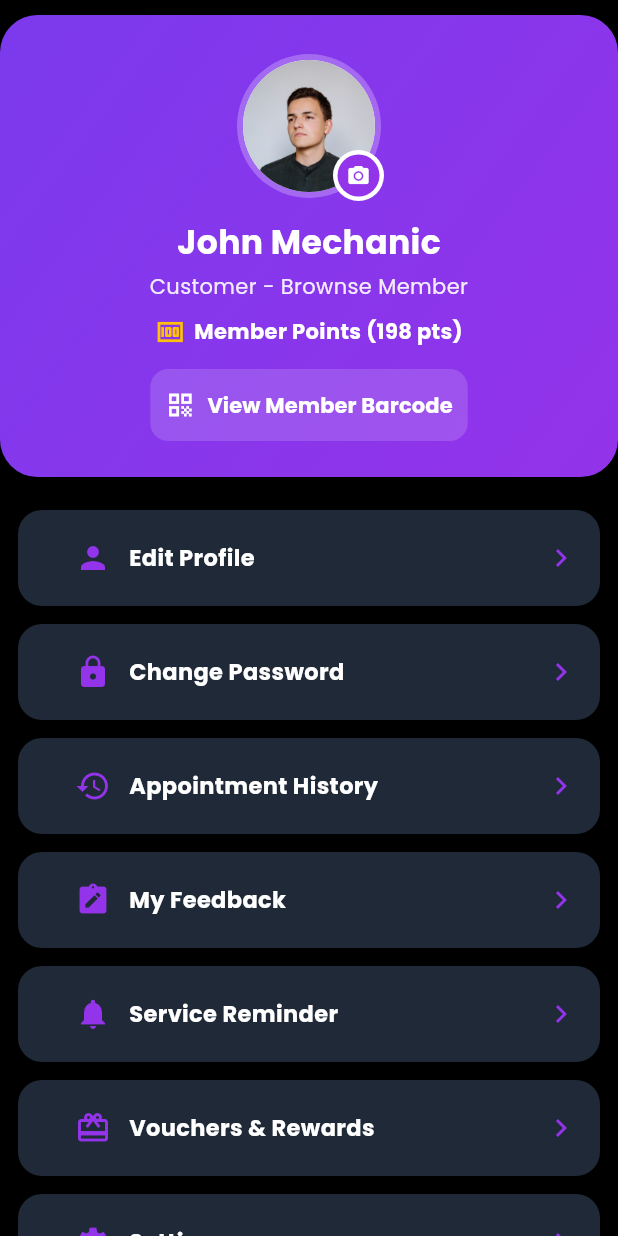
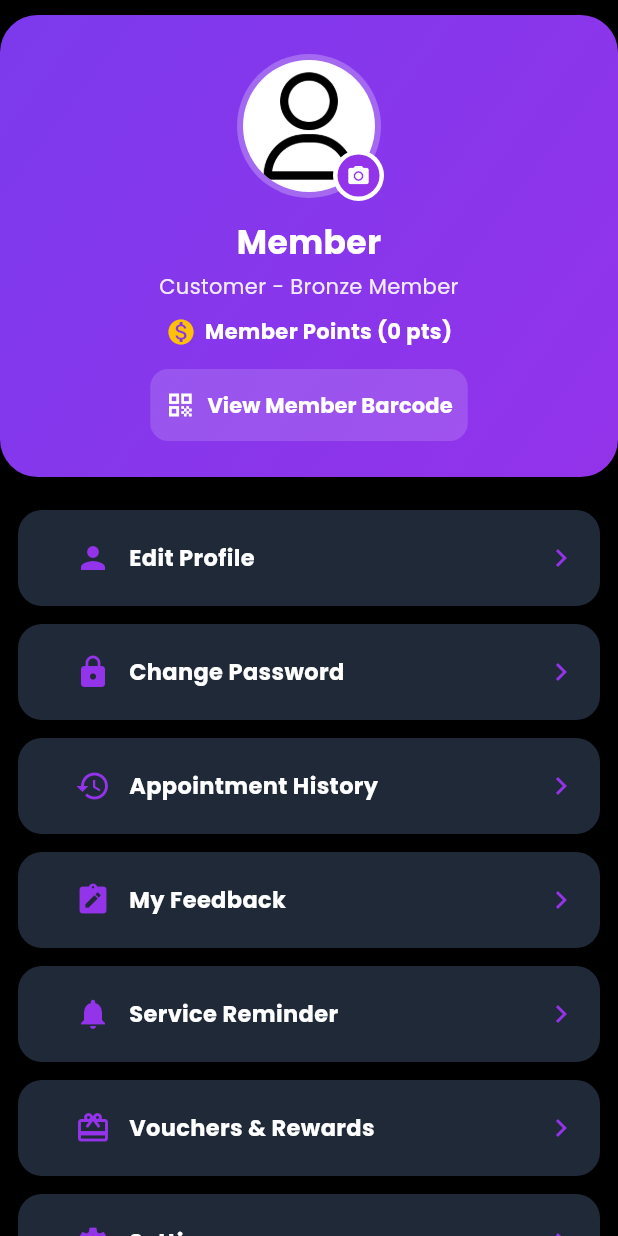
Before and after one commit to CF-0918/Help4u, a Flutter app: the ProfileTab screen opened directly, on a phone screen of 412 x 824 dp. Run offline on Flutter 3.47's test engine with Material 3 defaults, Android fonts, the light colour scheme and no system bars; our stand-ins replace barcode_widget, buttons_tabbar, dotted_border, flutter_local_notifications, flutter_rating_bar, flutter_secure_storage and 6 more; missing offline and left inert: screen_brightness; accounts and stored records are empty; network calls fail.

Commit message:
Initial commit - add Flutter project Help4U

```diff
--- a/lib/TabScreen/ProfileTab.dart
+++ b/lib/TabScreen/ProfileTab.dart
@@ -4,11 +4,16 @@ import 'package:flutter/material.dart';
 import 'package:barcode_widget/barcode_widget.dart';
 import 'package:image_picker/image_picker.dart';
 import 'package:screen_brightness/screen_brightness.dart';
-import 'package:workshop_assignment/Screen/ChangePassword.dart';
-import 'package:workshop_assignment/Screen/EditProfile.dart';
-import 'package:workshop_assignment/Screen/MyFeedback.dart';
-import 'package:workshop_assignment/Screen/Settings.dart';
 
+import 'package:workshop_assignment/Repository/user_repo.dart';
+import 'package:workshop_assignment/authencation/auth_service.dart';
+
+import '../Models/UserProfile.dart';
+
+import '../Screen/ChangePassword.dart';
+import '../Screen/EditProfile.dart';
+import '../Screen/MyFeedback.dart';
+import '../Screen/Settings.dart';
 import '../Screen/LogOut.dart';
 import '../Screen/ServiceReminder.dart';
 
@@ -38,11 +43,11 @@ final List<ProfileTabItem> profileTabsList = [
   ProfileTabItem(icon: Icons.person,        label: 'Edit Profile',        builder: (_) => const EditProfile()),
   ProfileTabItem(icon: Icons.lock,          label: 'Change Password',     builder: (_) => const ChangePassword()),
   ProfileTabItem(icon: Icons.history,       label: 'Appointment History', builder: (_) => const Servicereminder()),
-  ProfileTabItem(icon: Icons.note_alt, label: 'My Feedback',  builder: (_) => const MyFeedback()),
+  ProfileTabItem(icon: Icons.note_alt,      label: 'My Feedback',         builder: (_) => const MyFeedback()),
   ProfileTabItem(icon: Icons.notifications, label: 'Service Reminder',    builder: (_) => const Servicereminder()),
   ProfileTabItem(icon: Icons.card_giftcard, label: 'Vouchers & Rewards',  builder: (_) => const Servicereminder()),
   ProfileTabItem(icon: Icons.settings,      label: 'Settings',            builder: (_) => const Settings()),
-  ProfileTabItem(icon: Icons.logout,        label: 'Log out',builder: (_) => const LogOut()),
+  ProfileTabItem(icon: Icons.logout,        label: 'Log out',             builder: (_) => const LogOut()),
 ];
 
 // ---------- Member barcode overlay ----------
@@ -173,7 +178,43 @@ enum PhotoAction { camera, gallery, remove }
 
 class _ProfileTabState extends State<ProfileTab> {
   final ImagePicker _picker = ImagePicker();
-  t.Uint8List? _avatarBytes; // works on web & mobile
+
+  final _auth = AuthService();
+  final _repo = UserRepository();
+
+  bool _loading = true;
+  UserProfile? _user;
+
+  t.Uint8List? _avatarBytes; // live-picked image (web/mobile safe)
+
+  @override
+  void initState() {
+    super.initState();
+    _loadUser();
+  }
+
+  Future<void> _loadUser() async {
+    try {
+      final uid = _auth.currentUser?.id;
+      if (uid == null) {
+        setState(() {
+          _user = null;
+          _loading = false;
+        });
+        return;
+      }
+      final u = await _repo.fetchUserDetails(uid);
+      if (!mounted) return;
+      setState(() {
+        _user = u;
+        _loading = false;
+      });
+    } catch (_) {
+      if (!mounted) return;
+      setState(() => _loading = false);
+      // Optional: show a snackbar if you want
+    }
+  }
 
   Future<void> _chooseCameraOrLibrary() async {
     final action = await showModalBottomSheet<PhotoAction>(
@@ -183,14 +224,14 @@ class _ProfileTabState extends State<ProfileTab> {
           mainAxisSize: MainAxisSize.min,
           children: [
             ListTile(
-              contentPadding:EdgeInsets.symmetric(vertical: 10,horizontal: 15),
+              contentPadding: const EdgeInsets.symmetric(vertical: 10, horizontal: 15),
               leading: const Icon(Icons.photo_camera),
               title: const Text('Take photo'),
               onTap: () => Navigator.pop(ctx, PhotoAction.camera),
             ),
-            Divider(height: 3,thickness: 2,color: Colors.grey,),
+            const Divider(height: 3, thickness: 2, color: Colors.grey),
             ListTile(
-              contentPadding:EdgeInsets.symmetric(vertical: 10,horizontal: 15),
+              contentPadding: const EdgeInsets.symmetric(vertical: 10, horizontal: 15),
               leading: const Icon(Icons.photo_library),
               title: const Text('Choose from gallery'),
               onTap: () => Navigator.pop(ctx, PhotoAction.gallery),
@@ -226,14 +267,48 @@ class _ProfileTabState extends State<ProfileTab> {
     if (picked == null) return;
 
     final bytes = await picked.readAsBytes();
-    setState(() => _avatarBytes = t.Uint8List.fromList(bytes)); // web-safe
+    setState(() => _avatarBytes = t.Uint8List.fromList(bytes));
+    // NOTE: uploading/saving to storage & updating DB can be added here.
+  }
+
+  ImageProvider _resolveAvatar() {
+    // priority: freshly picked -> user.photoUrl -> placeholder
+    if (_avatarBytes != null) {
+      return MemoryImage(_avatarBytes!);
+    }
+
+    final photoUrl = _user?.profilePicUrl; // <-- adjust to your field name if different (e.g., profilePicture)
+    if (photoUrl != null && photoUrl.trim().isNotEmpty) {
+      return NetworkImage(photoUrl);
+    }
+
+    return const AssetImage('assets/icons/placeholder.png');
   }
 
   @override
   Widget build(BuildContext context) {
     const purple = Color(0xFF9333EA);
 
-    return Scaffold(
+    if (_loading) {
+      return const Scaffold(
+        body: Center(child: CircularProgressIndicator()),
+      );
+    }
+
+    final displayName = (_user?.name?.trim().isNotEmpty ?? false)
+        ? _user!.name
+        : 'Member';
+
+    final memberLevel = (_user?.memberLevel?.trim().isNotEmpty ?? false)
+        ? _user!.memberLevel
+        : 'Bronze Member'; // <-- adjust default if needed
+
+    final points = _user?.points ?? 0;
+
+    final barcodeValue = _user?.uid ?? 'SM-000000';
+
+    return SafeArea(
+      child: Scaffold(
         body: SingleChildScrollView(
           padding: const EdgeInsets.only(bottom: 16),
           child: Column(
@@ -267,10 +342,7 @@ class _ProfileTabState extends State<ProfileTab> {
                             child: CircleAvatar(
                               radius: 44,
                               backgroundColor: Colors.white,
-                            backgroundImage: _avatarBytes != null
-                                ? MemoryImage(_avatarBytes!)
-                                : const AssetImage('assets/images/profile.jpg')
-                            as ImageProvider,
+                              backgroundImage: _resolveAvatar(),
                             ),
                           ),
                         ),
@@ -294,9 +366,9 @@ class _ProfileTabState extends State<ProfileTab> {
                       ],
                     ),
                     const SizedBox(height: 14),
-                  const Text(
-                    "John Mechanic",
-                    style: TextStyle(
+                    Text(
+                      displayName,
+                      style: const TextStyle(
                         fontSize: 22,
                         fontWeight: FontWeight.w800,
                         color: Colors.white,
@@ -304,7 +376,7 @@ class _ProfileTabState extends State<ProfileTab> {
                     ),
                     const SizedBox(height: 4),
                     Text(
-                    "Customer - Brownse Member",
+                      "Customer - $memberLevel", // <-- shows member level
                       style: TextStyle(
                         fontSize: 14,
                         color: Colors.white.withOpacity(0.9),
@@ -312,14 +384,14 @@ class _ProfileTabState extends State<ProfileTab> {
                       textAlign: TextAlign.center,
                     ),
                     const SizedBox(height: 10),
-                  const Row(
+                    Row(
                       mainAxisSize: MainAxisSize.min,
                       children: [
-                      Icon(Icons.money, size: 20, color: Colors.amber),
-                      SizedBox(width: 6),
+                        const Icon(Icons.monetization_on, size: 20, color: Colors.amber),
+                        const SizedBox(width: 6),
                         Text(
-                        "Member Points (198 pts)",
-                        style: TextStyle(
+                          "Member Points ($points pts)", // <-- shows points
+                          style: const TextStyle(
                             color: Colors.white,
                             fontSize: 14,
                             fontWeight: FontWeight.w600,
@@ -338,7 +410,7 @@ class _ProfileTabState extends State<ProfileTab> {
                       ),
                       child: TextButton.icon(
                         onPressed: () {
-                        showMemberBarcodeOverlay(context, data: 'SM-000198');
+                          showMemberBarcodeOverlay(context, data: barcodeValue);
                         },
                         icon: const Icon(Icons.qr_code,
                             size: 20, color: Colors.white),
@@ -389,6 +461,7 @@ class _ProfileTabState extends State<ProfileTab> {
                 },
               ),
             ],
+          ),
         ),
       ),
     );
```
Also changed, not shown: lib/Models/Outlet.dart (added, +68 -0 lines), lib/Repository/outlet_repo.dart (added, +40 -0 lines), lib/Screen/Home.dart (+96 -78 lines), lib/Screen/OtpVerification.dart (+10 -10 lines), lib/Screen/SignUp.dart (+5 -5 lines), assets/icons/placeholder.png (added). Lines whose indentation alone changed are shown as unchanged.
